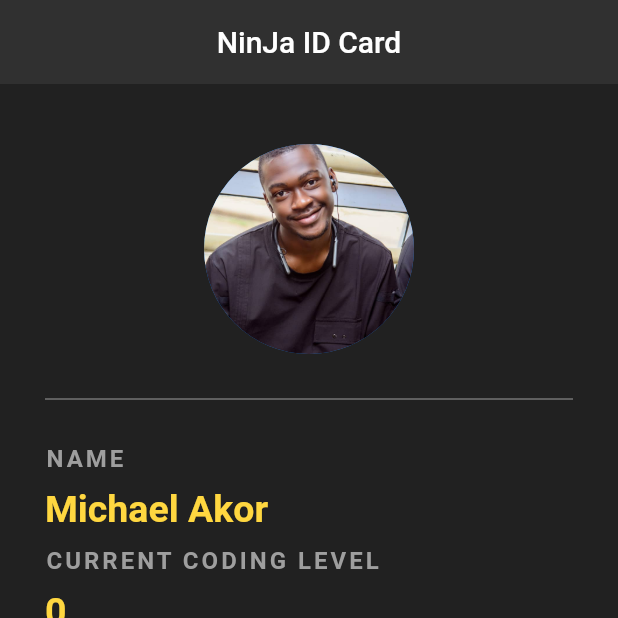
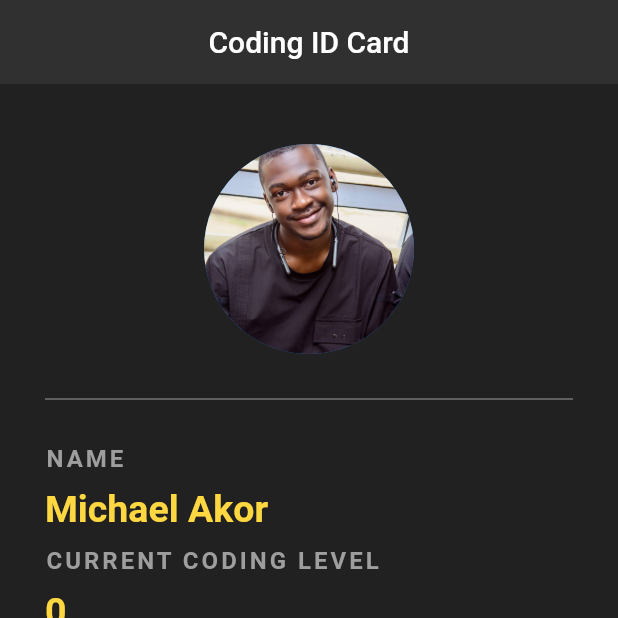
Before and after one commit to aim-bits/lesson, a Flutter app: the screen it shows after launch, on a phone screen of 412 x 824 dp, the top half of it. Run offline on Flutter 3.47's test engine with Material 2 defaults, Android fonts, the phone set to English and light mode, and no system bars.

Commit message:
updated title text

```diff
--- a/lib/main.dart
+++ b/lib/main.dart
@@ -22,7 +22,7 @@ class _MyAppState extends State<MyApp> {
       home: Scaffold(
         backgroundColor: Colors.grey[900],
         appBar: AppBar(
-          title: const Text('NinJa ID Card'),
+          title: const Text('Coding ID Card'),
           centerTitle: true,
           backgroundColor: Colors.grey[850],
           elevation: 0.0,
```
